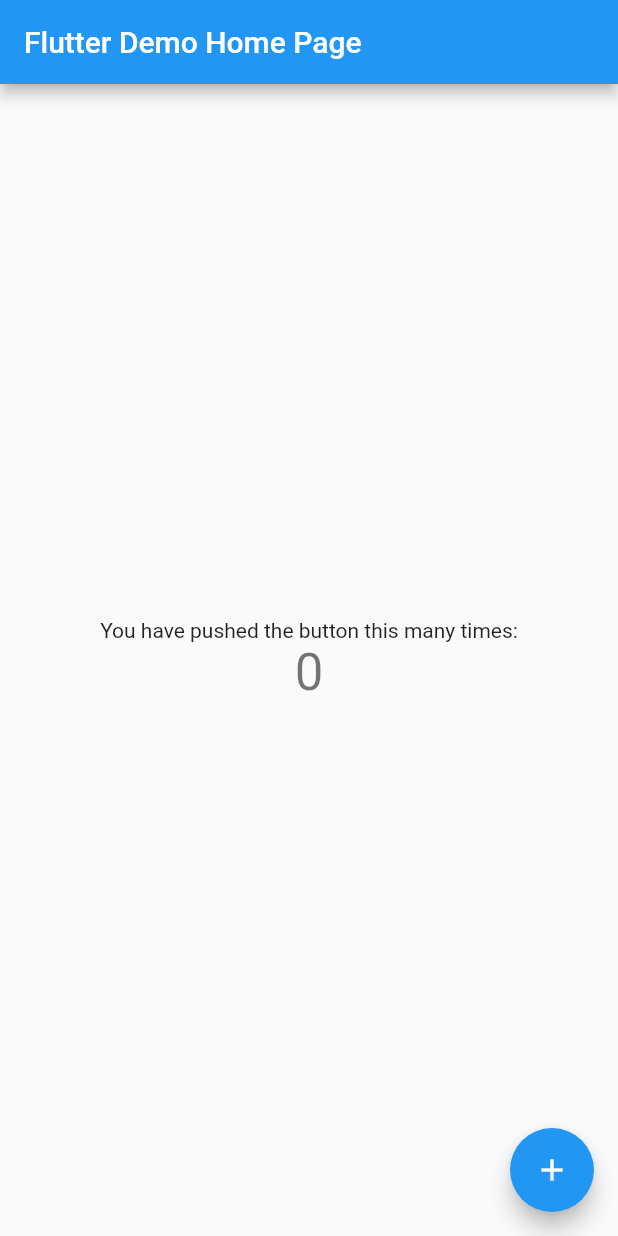
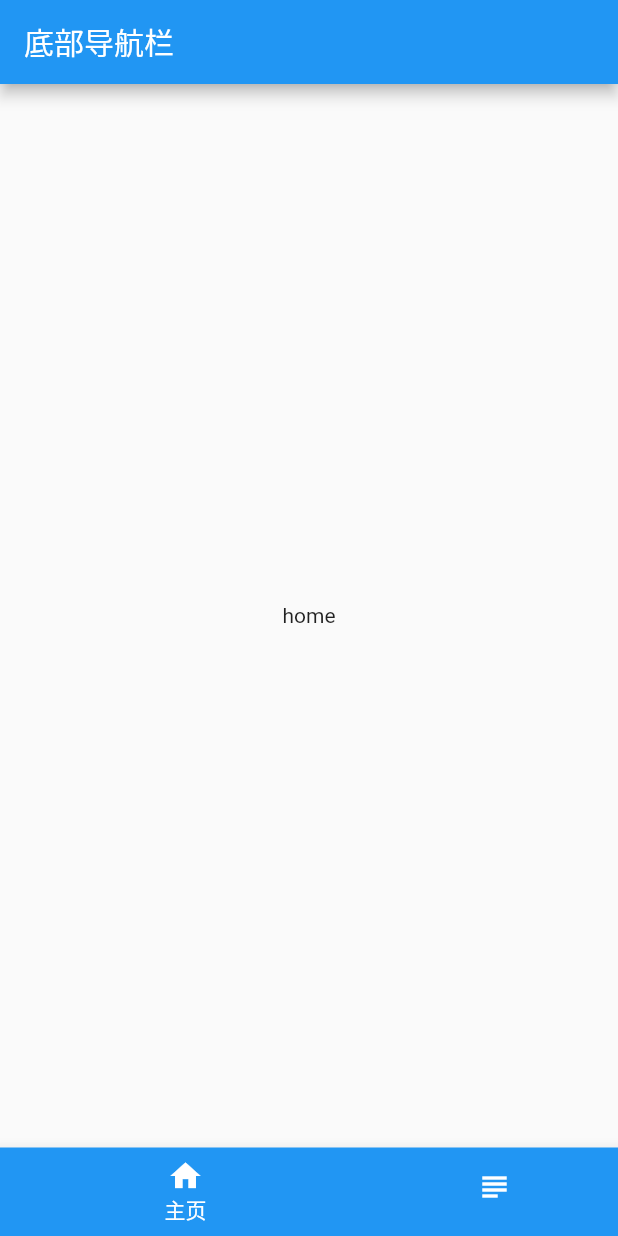
Before and after one commit to coco-w/fitness_management, a Flutter app: the screen it shows after launch, on a phone screen of 412 x 824 dp. Run offline on Flutter 3.47's test engine with Material 2 defaults, Android fonts, the phone set to English and light mode, and no system bars.

Commit message:
feat: 底部导航栏

```diff
--- /dev/null
+++ b/lib/home.dart
@@ -0,0 +1,18 @@
+import 'package:flutter/material.dart';
+
+class HomePage extends StatefulWidget {
+  const HomePage({Key? key}) : super(key: key);
+  @override
+  State<HomePage> createState() {
+    return _HomePage();
+  }
+}
+
+class _HomePage extends State<HomePage> {
+  @override
+  Widget build(BuildContext buildContext) {
+    return const Center(
+      child: Text('home'),
+    );
+  }
+}
--- /dev/null
+++ b/lib/index.dart
@@ -0,0 +1,62 @@
+import 'dart:developer';
+
+import 'package:fitness_management/home.dart';
+import 'package:fitness_management/subject.dart';
+import 'package:flutter/material.dart';
+
+class IndexPage extends StatefulWidget {
+  const IndexPage({Key? key}) : super(key: key);
+
+  @override
+  State<StatefulWidget> createState() {
+    return _IndexState();
+  }
+}
+
+class _IndexState extends State<IndexPage> {
+  final List<BottomNavigationBarItem> bottomNavItems = [
+    const BottomNavigationBarItem(
+      backgroundColor: Colors.blue,
+      icon: Icon(Icons.home),
+      label: '主页',
+    ),
+    const BottomNavigationBarItem(
+      backgroundColor: Colors.blue,
+      icon: Icon(Icons.subject),
+      label: '项目',
+    ),
+  ];
+  int currentIndex = 0;
+  final pages = [const HomePage(), const SubjectPage()];
+  @override
+  void initState() {
+    super.initState();
+    currentIndex = 0;
+  }
+
+  @override
+  Widget build(BuildContext build) {
+    return Scaffold(
+      appBar: AppBar(
+        title: const Text('底部导航栏'),
+      ),
+      bottomNavigationBar: BottomNavigationBar(
+        items: bottomNavItems,
+        currentIndex: currentIndex,
+        type: BottomNavigationBarType.shifting,
+        onTap: (value) => {_changePage(value)},
+      ),
+      body: pages[currentIndex],
+    );
+  }
+
+  void _changePage(int index) => {
+        if (index != currentIndex)
+          {
+            setState(() {
+              currentIndex = index;
+              log(currentIndex.toString());
+            })
+          }
+      };
+}
--- a/lib/main.dart
+++ b/lib/main.dart
@@ -1,3 +1,4 @@
+import 'package:fitness_management/index.dart';
 import 'package:flutter/material.dart';
 
 void main() {
@@ -24,92 +25,7 @@ class MyApp extends StatelessWidget {
         // is not restarted.
         primarySwatch: Colors.blue,
       ),
-      home: const MyHomePage(title: 'Flutter Demo Home Page'),
+      home: const IndexPage(),
     );
   }
 }
-
-class MyHomePage extends StatefulWidget {
-  const MyHomePage({Key? key, required this.title}) : super(key: key);
-
-  // This widget is the home page of your application. It is stateful, meaning
-  // that it has a State object (defined below) that contains fields that affect
-  // how it looks.
-
-  // This class is the configuration for the state. It holds the values (in this
-  // case the title) provided by the parent (in this case the App widget) and
-  // used by the build method of the State. Fields in a Widget subclass are
-  // always marked "final".
-
-  final String title;
-
-  @override
-  State<MyHomePage> createState() => _MyHomePageState();
-}
-
-class _MyHomePageState extends State<MyHomePage> {
-  int _counter = 0;
-
-  void _incrementCounter() {
-    setState(() {
-      // This call to setState tells the Flutter framework that something has
-      // changed in this State, which causes it to rerun the build method below
-      // so that the display can reflect the updated values. If we changed
-      // _counter without calling setState(), then the build method would not be
-      // called again, and so nothing would appear to happen.
-      _counter++;
-    });
-  }
-
-  @override
-  Widget build(BuildContext context) {
-    // This method is rerun every time setState is called, for instance as done
-    // by the _incrementCounter method above.
-    //
-    // The Flutter framework has been optimized to make rerunning build methods
-    // fast, so that you can just rebuild anything that needs updating rather
-    // than having to individually change instances of widgets.
-    return Scaffold(
-      appBar: AppBar(
-        // Here we take the value from the MyHomePage object that was created by
-        // the App.build method, and use it to set our appbar title.
-        title: Text(widget.title),
-      ),
-      body: Center(
-        // Center is a layout widget. It takes a single child and positions it
-        // in the middle of the parent.
-        child: Column(
-          // Column is also a layout widget. It takes a list of children and
-          // arranges them vertically. By default, it sizes itself to fit its
-          // children horizontally, and tries to be as tall as its parent.
-          //
-          // Invoke "debug painting" (press "p" in the console, choose the
-          // "Toggle Debug Paint" action from the Flutter Inspector in Android
-          // Studio, or the "Toggle Debug Paint" command in Visual Studio Code)
-          // to see the wireframe for each widget.
-          //
-          // Column has various properties to control how it sizes itself and
-          // how it positions its children. Here we use mainAxisAlignment to
-          // center the children vertically; the main axis here is the vertical
-          // axis because Columns are vertical (the cross axis would be
-          // horizontal).
-          mainAxisAlignment: MainAxisAlignment.center,
-          children: <Widget>[
-            const Text(
-              'You have pushed the button this many times:',
-            ),
-            Text(
-              '$_counter',
-              style: Theme.of(context).textTheme.headline4,
-            ),
-          ],
-        ),
-      ),
-      floatingActionButton: FloatingActionButton(
-        onPressed: _incrementCounter,
-        tooltip: 'Increment',
-        child: const Icon(Icons.add),
-      ), // This trailing comma makes auto-formatting nicer for build methods.
-    );
-  }
-}
--- /dev/null
+++ b/lib/subject.dart
@@ -0,0 +1,19 @@
+import 'package:flutter/material.dart';
+
+class SubjectPage extends StatefulWidget {
+  const SubjectPage({Key? key}) : super(key: key);
+
+  @override
+  State<StatefulWidget> createState() {
+    return _SubjectPage();
+  }
+}
+
+class _SubjectPage extends State<SubjectPage> {
+  @override
+  Widget build(BuildContext context) {
+    return const Center(
+      child: Text('项目管理'),
+    );
+  }
+}
```
